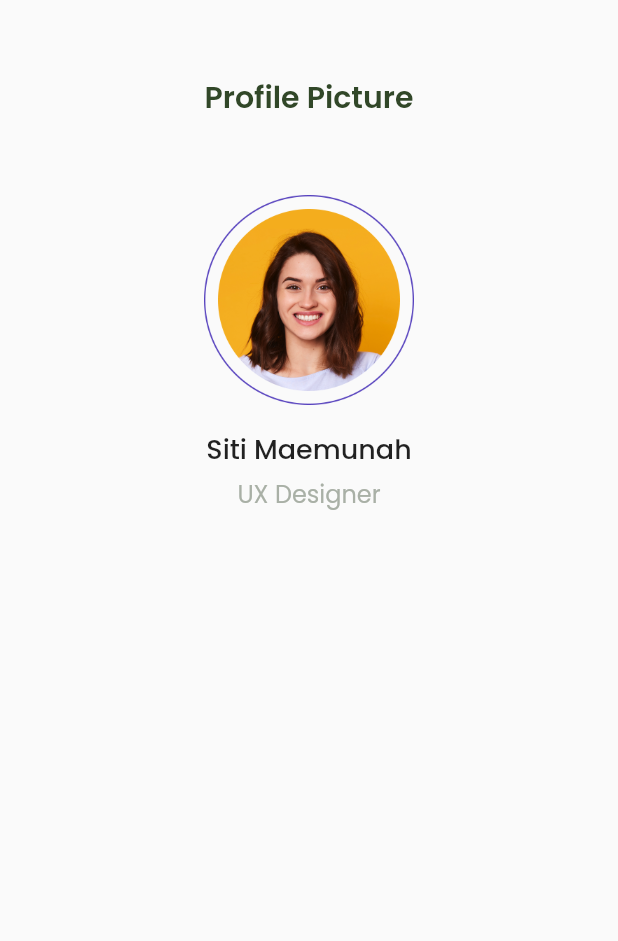
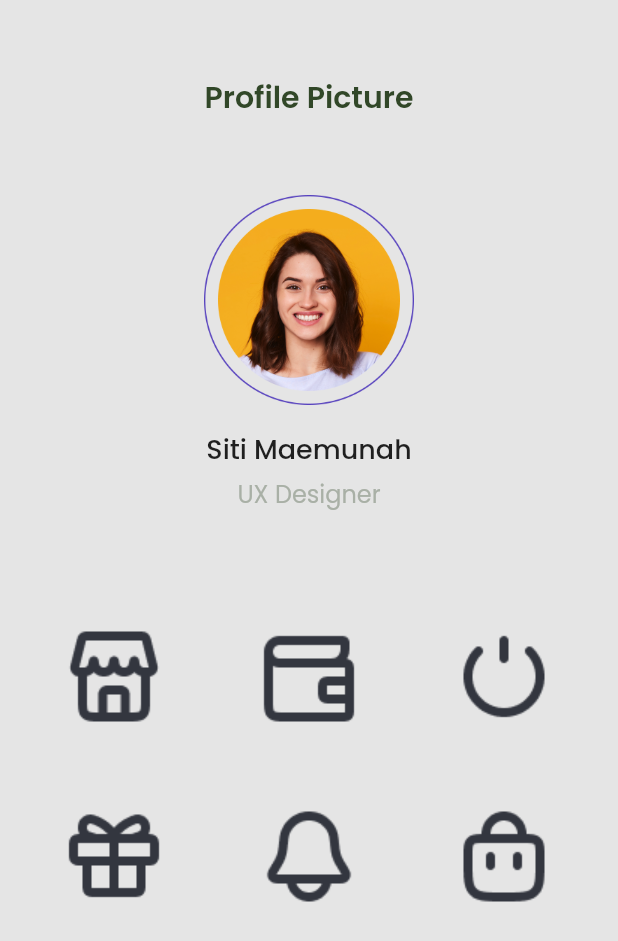
Before and after one commit to agunghanifan/frame_app, a Flutter app: the screen it shows after launch, on a phone screen of 412 x 824 dp. Shown: the top 941 px of the screen. Run offline on Flutter 3.47's test engine with Material 2 defaults, Android fonts, the phone set to English and light mode, and no system bars; our stand-ins replace google_fonts.

Commit message:
modify home_page.dart for UI slicing from Figma

```diff
--- a/lib/pages/home_page.dart
+++ b/lib/pages/home_page.dart
@@ -7,6 +7,7 @@ class HomePage extends StatelessWidget {
   @override
   Widget build(BuildContext context) {
     return Scaffold(
+      backgroundColor: backgroundColor,
       body: SafeArea(
           child: Center(
         child: Column(
@@ -47,6 +48,36 @@ class HomePage extends StatelessWidget {
             ),
             const SizedBox(
               height: 70,
+            ),
+            Wrap(
+              runSpacing: 40,
+              spacing: 50,
+              children: [
+                Image.asset(
+                  'assets/images/image1.png',
+                  width: 80,
+                ),
+                Image.asset(
+                  'assets/images/image2.png',
+                  width: 80,
+                ),
+                Image.asset(
+                  'assets/images/image3.png',
+                  width: 80,
+                ),
+                Image.asset(
+                  'assets/images/image4.png',
+                  width: 80,
+                ),
+                Image.asset(
+                  'assets/images/image5.png',
+                  width: 80,
+                ),
+                Image.asset(
+                  'assets/images/image6.png',
+                  width: 80,
+                ),
+              ],
             )
           ],
         ),
```
